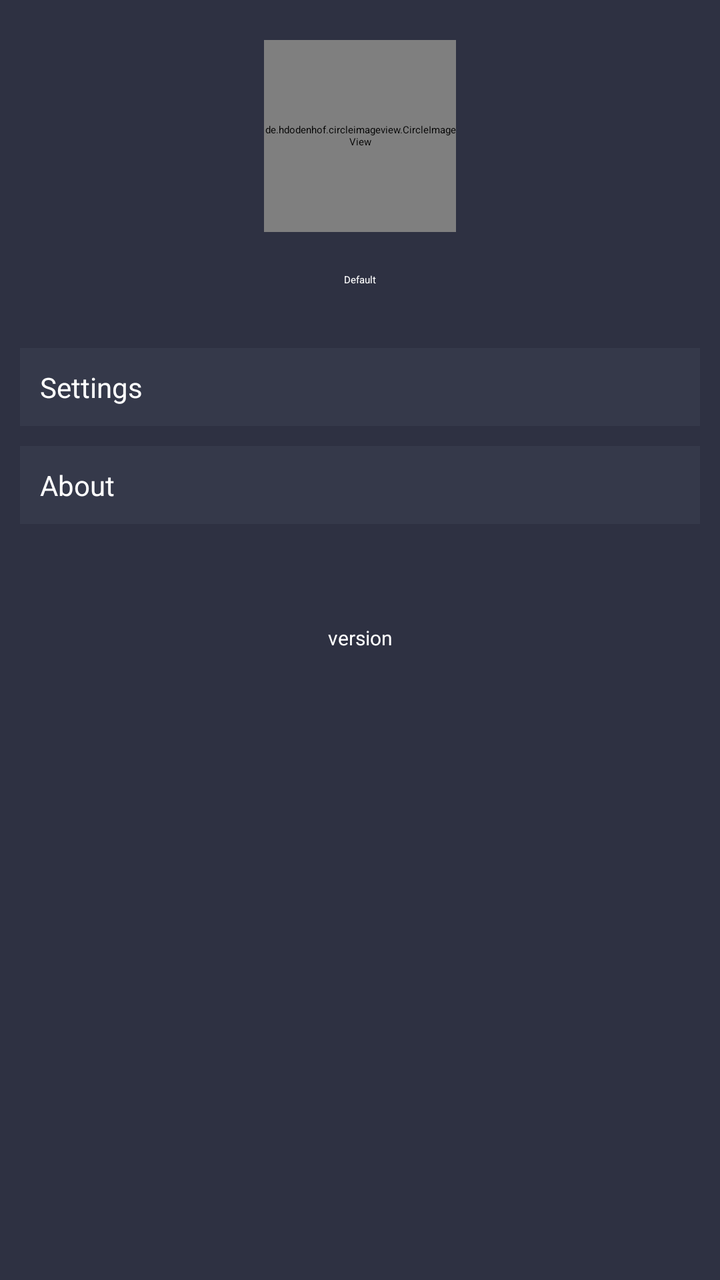
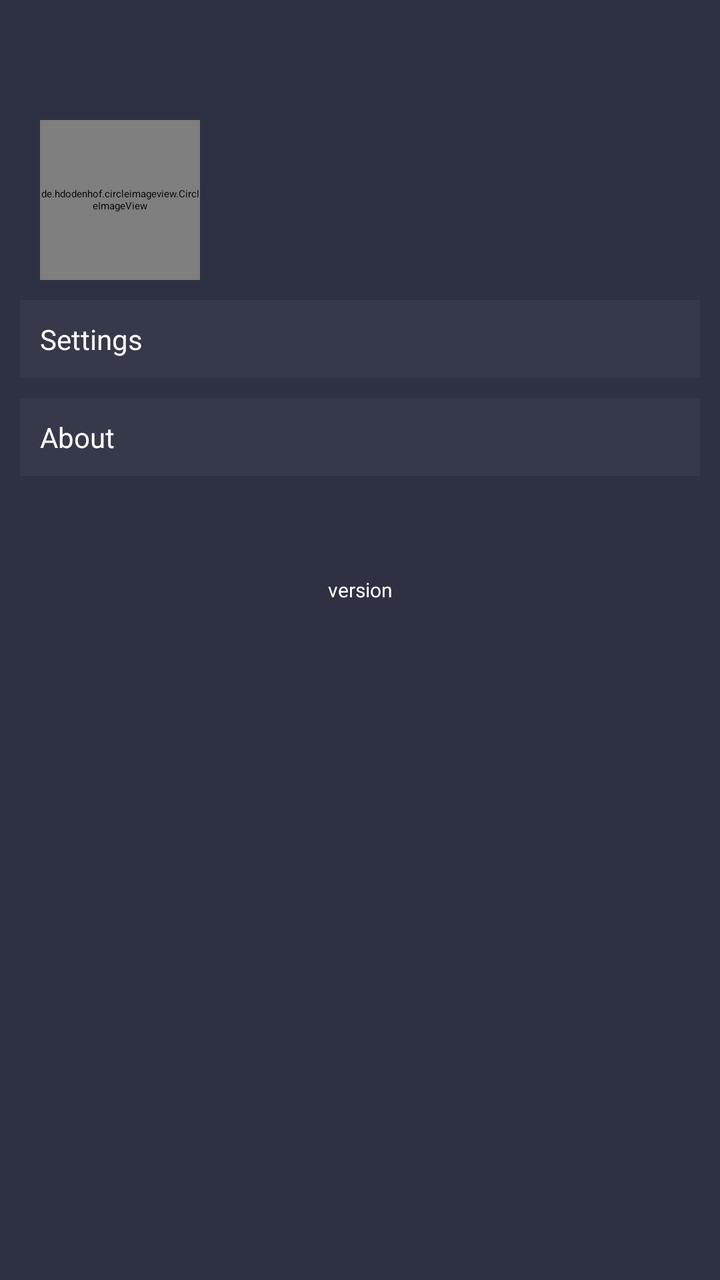

The first picture is an Android layout as it rendered before a commit; the second is the same layout after the commit. The layout source and the unified diff follow.
<!-- AndroidManifest.xml: application theme AppTheme -->
<!-- res/layout/fragment_more.xml -->
<RelativeLayout xmlns:android="http://schemas.android.com/apk/res/android"
    android:background="#2E3142"
    android:layout_width="match_parent" android:layout_height="match_parent">

    <de.hdodenhof.circleimageview.CircleImageView
        xmlns:app="http://schemas.android.com/apk/res-auto"
        android:id="@+id/avatar_image"
        android:layout_marginTop="20dp"
        android:layout_width="96dp"
        android:layout_height="96dp"
        android:src="@drawable/left_menu_profile"
        android:layout_centerHorizontal="true"
        app:border_width="0dp"
        app:border_color="#727272"/>

    <TextView
        android:layout_below="@+id/avatar_image"
        android:id="@+id/clerk_name"
        android:layout_width="match_parent"
        android:layout_height="48dp"
        android:background="#00000000"
        android:textColor="#FFFFFF"
        android:gravity="center"
        android:text="Default" />
    <ScrollView
        android:id="@+id/scrollview"
        android:layout_width="match_parent"
        android:layout_height="wrap_content"
        android:layout_below="@+id/clerk_name"
        android:scrollbars="none">
        <LinearLayout
            android:layout_width="match_parent"
            android:layout_height="wrap_content"
            android:orientation="vertical"
            android:padding="5dp">

            <Button
                android:id="@+id/button_setting_setting"
                style="@style/button_setting_list_item"
                android:text="Settings"
                />
            <Button
                android:id="@+id/button_setting_about"
                style="@style/button_setting_list_item"
                android:text="About"
                />
        </LinearLayout>
    </ScrollView>

    <TextView
        android:layout_below="@id/scrollview"
        android:id="@+id/version_info"
        android:gravity="center"
        android:textSize="10sp"
        android:textColor="@android:color/white"
        android:layout_width="match_parent"
        android:layout_height="wrap_content"
        android:text="version"
        android:layout_marginTop="40dp"
        />

</RelativeLayout>
<!-- resources referenced by this layout -->
<resources>
  <!-- drawable left_menu_profile: png bitmap (drawable, 9656 bytes) -->
  <style name="button_setting_list_item">
          <item name="android:layout_width">match_parent</item>
          <item name="android:layout_height">wrap_content</item>
          <item name="android:background">#A03A3F50</item>
          <item name="android:padding">10dp</item>
          <item name="android:layout_margin">5dp</item>
          <item name="android:textColor">#FFFFFF</item>
          <item name="android:gravity">left</item>
          <item name="android:textSize">14sp</item>
      </style>
  <style name="AppTheme" parent="@style/MaterialDesignLibraryTheme.Light">
          <item name="colorPrimary">#3f51b5</item>
          <item name="colorPrimaryDark">#303f9f</item>
      </style>
</resources>

<!-- the commit's change to res/layout/fragment_more.xml (unified diff, before → after) -->
@@ -5,28 +5,20 @@
     <de.hdodenhof.circleimageview.CircleImageView
         xmlns:app="http://schemas.android.com/apk/res-auto"
         android:id="@+id/avatar_image"
-        android:layout_marginTop="20dp"
-        android:layout_width="96dp"
-        android:layout_height="96dp"
-        android:src="@drawable/left_menu_profile"
-        android:layout_centerHorizontal="true"
+        android:layout_marginTop="60dp"
+        android:layout_width="80dp"
+        android:layout_height="80dp"
+        android:src="@drawable/icon"
+        android:layout_alignParentLeft="true"
+        android:layout_marginLeft="20dp"
         app:border_width="0dp"
         app:border_color="#727272"/>
 
-    <TextView
-        android:layout_below="@+id/avatar_image"
-        android:id="@+id/clerk_name"
-        android:layout_width="match_parent"
-        android:layout_height="48dp"
-        android:background="#00000000"
-        android:textColor="#FFFFFF"
-        android:gravity="center"
-        android:text="Default" />
     <ScrollView
         android:id="@+id/scrollview"
         android:layout_width="match_parent"
         android:layout_height="wrap_content"
-        android:layout_below="@+id/clerk_name"
+        android:layout_below="@+id/avatar_image"
         android:scrollbars="none">
         <LinearLayout
             android:layout_width="match_parent"
<!-- resource entries referenced after the edit -->
@@ -1,6 +1,6 @@
 <!-- resources referenced by this layout -->
 <resources>
-  <!-- drawable left_menu_profile: png bitmap (drawable, 9656 bytes) -->
+  <!-- drawable icon: png bitmap (drawable, 5728 bytes) -->
   <style name="button_setting_list_item">
           <item name="android:layout_width">match_parent</item>
           <item name="android:layout_height">wrap_content</item>
